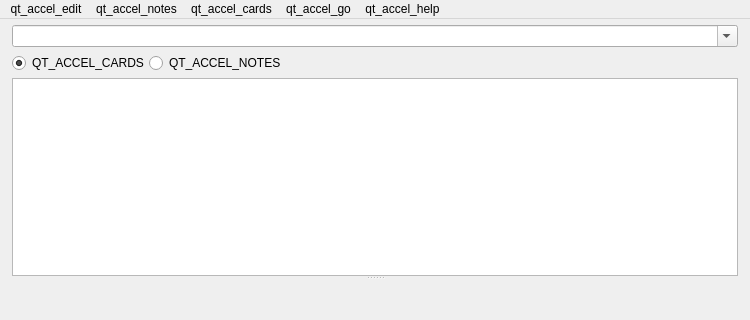
Old version of the form qt/aqt/forms/browser.ui in the repository ankitects/anki; both pictures show x 0 to 750 and y 0 to 320 of the 750 by 493 pixel window.
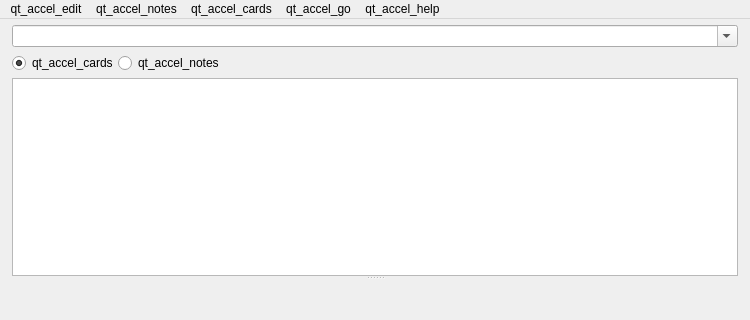
New version of the form. Icons and pictures are not drawn.

Patch:
```diff
--- a/qt/aqt/forms/browser.ui
+++ b/qt/aqt/forms/browser.ui
@@ -117,7 +117,7 @@
           <item>
            <widget class="QRadioButton" name="radio_cards">
             <property name="text">
-             <string>QT_ACCEL_CARDS</string>
+             <string>qt_accel_cards</string>
             </property>
             <property name="checked">
              <bool>true</bool>
@@ -127,7 +127,7 @@
           <item>
            <widget class="QRadioButton" name="radio_notes">
             <property name="text">
-             <string>QT_ACCEL_NOTES</string>
+             <string>qt_accel_notes</string>
             </property>
            </widget>
           </item>
```
Left out of the diff: 8 changed lines with no effect on the pictures.
